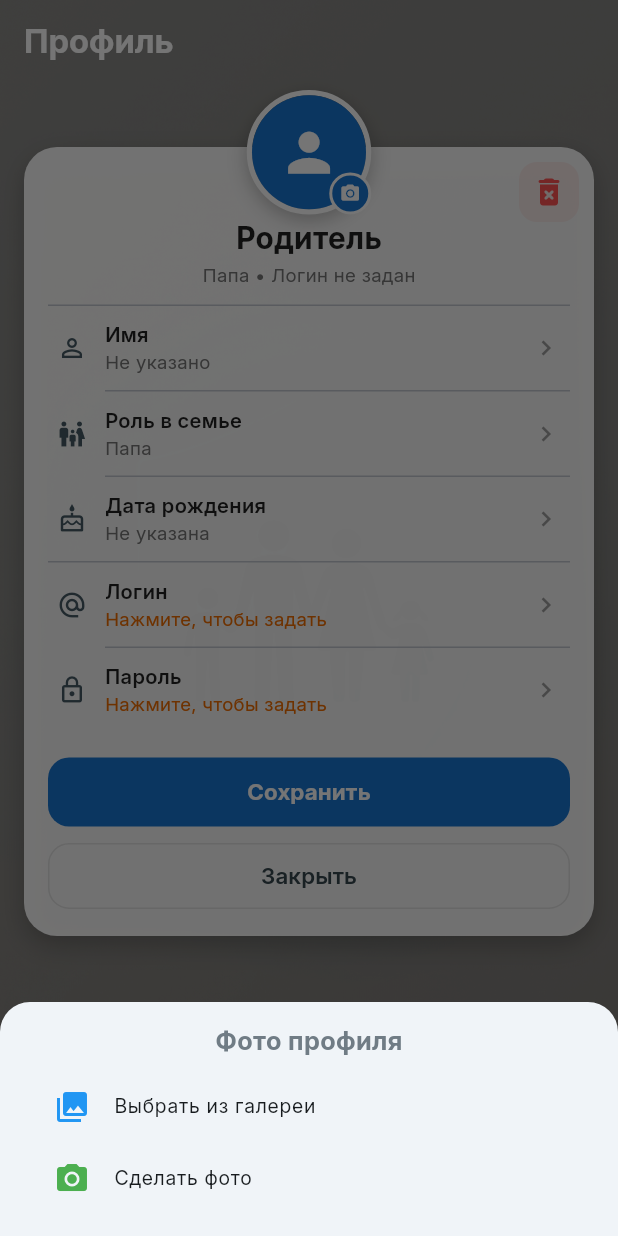
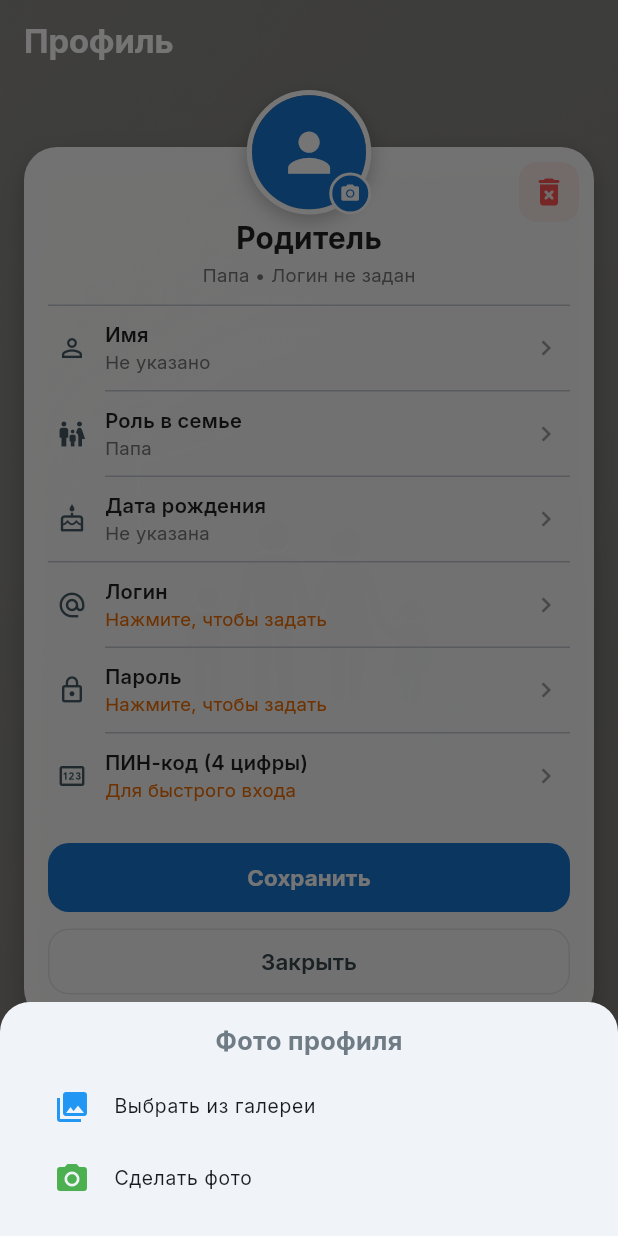
Before and after one commit to Bakston/family_pulse, a Flutter app: the ParentProfileScreen screen opened directly, after a tap on the "person" icon, on a phone screen of 412 x 824 dp. Run offline on Flutter 3.47's test engine with Material 3 defaults, Android fonts, the phone set to English and light mode, and no system bars; our stand-ins replace battery_plus, firebase_auth, firebase_core, firebase_database, flutter_local_notifications, flutter_map and 10 more; missing offline and left inert: device_apps_ng, mobile_scanner; accounts and stored records are empty; network calls fail.

Commit message:
181120262212

```diff
--- /dev/null
+++ b/lib/core/services/parent_security_service.dart
@@ -0,0 +1,80 @@
+import 'package:flutter/services.dart';
+import 'package:local_auth/local_auth.dart';
+import 'package:shared_preferences/shared_preferences.dart';
+
+class ParentSecurityService {
+  static const String _pinKey = 'parent_security_pin';
+  static const String _biometricEnabledKey = 'parent_biometric_enabled';
+
+  static final LocalAuthentication _auth = LocalAuthentication();
+
+  /// Флаг живёт только в оперативной памяти: при смахивании приложения
+  /// процесс убивается, и при следующем запуске флаг снова равен false.
+  static bool isSessionUnlocked = false;
+
+  static Future<bool> hasPin() async {
+    final prefs = await SharedPreferences.getInstance();
+    final pin = prefs.getString(_pinKey);
+    return pin != null && pin.length == 4;
+  }
+
+  static Future<void> savePin(String pin) async {
+    final prefs = await SharedPreferences.getInstance();
+    await prefs.setString(_pinKey, pin);
+    isSessionUnlocked = true;
+  }
+
+  static Future<bool> verifyPin(String inputPin) async {
+    final prefs = await SharedPreferences.getInstance();
+    final savedPin = prefs.getString(_pinKey);
+    if (savedPin != null && savedPin == inputPin) {
+      isSessionUnlocked = true;
+      return true;
+    }
+    return false;
+  }
+
+  static Future<void> clearPin() async {
+    final prefs = await SharedPreferences.getInstance();
+    await prefs.remove(_pinKey);
+    isSessionUnlocked = false;
+  }
+
+  static Future<bool> isBiometricAvailable() async {
+    try {
+      final canCheck = await _auth.canCheckBiometrics;
+      final isSupported = await _auth.isDeviceSupported();
+      return canCheck && isSupported;
+    } on PlatformException {
+      return false;
+    }
+  }
+
+  static Future<bool> isBiometricEnabled() async {
+    final prefs = await SharedPreferences.getInstance();
+    return prefs.getBool(_biometricEnabledKey) ?? true;
+  }
+
+  static Future<void> setBiometricEnabled(bool value) async {
+    final prefs = await SharedPreferences.getInstance();
+    await prefs.setBool(_biometricEnabledKey, value);
+  }
+
+  static Future<bool> authenticateWithBiometrics() async {
+    try {
+      final didAuthenticate = await _auth.authenticate(
+        localizedReason: 'Подтвердите личность для входа в панель родителя',
+        options: const AuthenticationOptions(
+          stickyAuth: true,
+          biometricOnly: true,
+        ),
+      );
+      if (didAuthenticate) {
+        isSessionUnlocked = true;
+      }
+      return didAuthenticate;
+    } on PlatformException {
+      return false;
+    }
+  }
+}
--- a/lib/parent/screens/parent_panel_screen.dart
+++ b/lib/parent/screens/parent_panel_screen.dart
@@ -18,6 +18,7 @@ import '../../core/app_theme.dart';
 import '../../core/services/chat_notification_service.dart';
 import '../../core/services/family_chat_service.dart';
 import '../../core/services/github_update_service.dart';
+import '../../core/services/parent_security_service.dart';
 import '../../features/widgets/app_version_widget.dart';
 import '../../features/widgets/user_avatar_widget.dart';
 
@@ -654,6 +655,7 @@ class _ParentPanelScreenState extends State<ParentPanelScreen>
   Future<void> _performLogout() async {
     await ChatNotificationService.stopListening();
     await _updateMyPresence(isOnline: false);
+    ParentSecurityService.isSessionUnlocked = false;
 
     final prefs = await SharedPreferences.getInstance();
     if (_currentUid.isNotEmpty) {
--- a/lib/parent/screens/parent_profile_screen.dart
+++ b/lib/parent/screens/parent_profile_screen.dart
@@ -3,6 +3,7 @@ import 'package:firebase_database/firebase_database.dart';
 import 'package:shared_preferences/shared_preferences.dart';
 
 import '../../core/app_theme.dart';
+import '../../core/services/parent_security_service.dart';
 import '../../features/auth/initial_session_wrapper.dart';
 import '../../features/widgets/profile_editor_card.dart';
 
@@ -25,7 +26,9 @@ class _ParentProfileScreenState extends State<ParentProfileScreen> {
   String _savedDbPassword = '';
   String _pin = '';
   String _avatarHash = '';
-  bool _hasPinInDb = false;
+
+  bool _isBioSupported = false;
+  bool _isBioEnabled = true;
 
   bool _isLoading = true;
   bool _isSaving = false;
@@ -46,8 +49,9 @@ class _ParentProfileScreenState extends State<ParentProfileScreen> {
     String avatarHash = prefs.getString('user_avatar_hash') ?? '';
     String login = '';
     String password = '';
-    String pin = prefs.getString('saved_device_pin') ?? '';
-    bool hasPin = pin.isNotEmpty;
+    String pin = prefs.getString('parent_security_pin') ??
+        prefs.getString('saved_device_pin') ??
+        '';
 
     if (uid.isNotEmpty) {
       try {
@@ -61,15 +65,23 @@ class _ParentProfileScreenState extends State<ParentProfileScreen> {
           login = data['login']?.toString() ?? '';
           password = data['password']?.toString() ?? '';
           avatarHash = data['avatarHash']?.toString() ?? avatarHash;
-          if (data.containsKey('pin')) {
-            hasPin = true;
-            pin = data['pin']?.toString() ?? pin;
+          final dbPin = data['pin']?.toString() ?? '';
+          if (dbPin.isNotEmpty) {
+            pin = dbPin;
           }
         }
       } catch (e) {
         debugPrint('Ошибка загрузки профиля из БД: $e');
       }
     }
+
+    // Синхронизируем ПИН в сервис блокировки, если он уже был задан в БД
+    if (pin.length == 4) {
+      await ParentSecurityService.savePin(pin);
+    }
+
+    final bioSupported = await ParentSecurityService.isBiometricAvailable();
+    final bioEnabled = await ParentSecurityService.isBiometricEnabled();
 
     if (!mounted) return;
     setState(() {
@@ -81,14 +93,27 @@ class _ParentProfileScreenState extends State<ParentProfileScreen> {
       _password = password;
       _savedDbPassword = password;
       _pin = pin;
-      _hasPinInDb = hasPin;
       _avatarHash = avatarHash;
+      _isBioSupported = bioSupported;
+      _isBioEnabled = bioEnabled;
       _isLoading = false;
     });
   }
 
   Future<void> _saveProfile() async {
     if (_uid.isEmpty) return;
+
+    final cleanPin = _pin.trim();
+    if (cleanPin.isNotEmpty &&
+        (cleanPin.length != 4 || int.tryParse(cleanPin) == null)) {
+      ScaffoldMessenger.of(context).showSnackBar(
+        const SnackBar(
+          content: Text('ПИН-код должен состоять ровно из 4 цифр'),
+        ),
+      );
+      return;
+    }
+
     setState(() => _isSaving = true);
 
     try {
@@ -99,10 +124,8 @@ class _ParentProfileScreenState extends State<ParentProfileScreen> {
         'login': _login.trim(),
         'password': _password.trim(),
         'avatarHash': _avatarHash,
+        'pin': cleanPin.isNotEmpty ? cleanPin : null,
       };
-      if (_hasPinInDb) {
-        updateMap['pin'] = _pin.trim();
-      }
 
       await FirebaseDatabase.instance.ref('users/$_uid').update(updateMap);
 
@@ -113,11 +136,15 @@ class _ParentProfileScreenState extends State<ParentProfileScreen> {
       await prefs.setString('user_avatar_hash', _avatarHash);
       await prefs.setString('saved_device_uid', _uid);
 
-      if (_hasPinInDb && _pin.trim().isNotEmpty) {
-        await prefs.setString('saved_device_pin', _pin.trim());
+      if (cleanPin.isNotEmpty) {
+        await prefs.setString('saved_device_pin', cleanPin);
+        await ParentSecurityService.savePin(cleanPin);
       } else {
         await prefs.remove('saved_device_pin');
+        await ParentSecurityService.clearPin();
       }
+
+      await ParentSecurityService.setBiometricEnabled(_isBioEnabled);
 
       if (!mounted) return;
       ScaffoldMessenger.of(context).showSnackBar(
@@ -242,6 +269,7 @@ class _ParentProfileScreenState extends State<ParentProfileScreen> {
       await prefs.remove('parent_profile_ready_$_uid');
     }
 
+    await ParentSecurityService.clearPin();
     await prefs.remove('user_type');
     await prefs.remove('user_uid');
     await prefs.remove('user_name');
@@ -297,7 +325,41 @@ class _ParentProfileScreenState extends State<ParentProfileScreen> {
               : SafeArea(
                   child: SingleChildScrollView(
                     padding: const EdgeInsets.fromLTRB(16, 4, 16, 20),
-                    child: ProfileEditorCard(
+                    child: Column(
+                      children: [
+                        if (_isBioSupported) ...[
+                          Card(
+                            elevation: 4,
+                            color: Colors.white.withValues(alpha: 0.92),
+                            shape: RoundedRectangleBorder(
+                              borderRadius: BorderRadius.circular(16),
+                            ),
+                            child: SwitchListTile.adaptive(
+                              value: _isBioEnabled,
+                              onChanged: (val) =>
+                                  setState(() => _isBioEnabled = val),
+                              secondary: Icon(
+                                Icons.fingerprint,
+                                color: Colors.blue.shade700,
+                                size: 28,
+                              ),
+                              title: const Text(
+                                'Вход по отпечатку / Face ID',
+                                style: TextStyle(
+                                  fontWeight: FontWeight.w600,
+                                  fontSize: 15,
+                                ),
+                              ),
+                              subtitle: const Text(
+                                'Быстрая разблокировка родительской панели',
+                                style: TextStyle(fontSize: 12),
+                              ),
+                              activeTrackColor: Colors.blue.shade700,
+                            ),
+                          ),
+                          const SizedBox(height: 10),
+                        ],
+                        ProfileEditorCard(
                           name: _name,
                           role: _role,
                           birthDate: _birthDate,
@@ -305,7 +367,7 @@ class _ParentProfileScreenState extends State<ParentProfileScreen> {
                           password: _password,
                           pin: _pin,
                           avatarHash: _avatarHash,
-                      showPinField: _hasPinInDb,
+                          showPinField: true,
                           availableRoles: const ['Мама', 'Папа'],
                           defaultDisplayName: 'Родитель',
                           fallbackAvatarIcon: Icons.person,
@@ -316,14 +378,19 @@ class _ParentProfileScreenState extends State<ParentProfileScreen> {
                           isSaving: _isSaving,
                           onNameChanged: (v) => setState(() => _name = v),
                           onRoleChanged: (v) => setState(() => _role = v),
-                      onBirthDateChanged: (v) => setState(() => _birthDate = v),
+                          onBirthDateChanged: (v) =>
+                              setState(() => _birthDate = v),
                           onLoginChanged: (v) => setState(() => _login = v),
-                      onPasswordChanged: (v) => setState(() => _password = v),
+                          onPasswordChanged: (v) =>
+                              setState(() => _password = v),
                           onPinChanged: (v) => setState(() => _pin = v),
-                      onAvatarChanged: (v) => setState(() => _avatarHash = v),
+                          onAvatarChanged: (v) =>
+                              setState(() => _avatarHash = v),
                           onSave: _saveProfile,
                           onClose: () => Navigator.pop(context),
                           onDelete: _confirmDeleteProfileWithPassword,
+                        ),
+                      ],
                     ),
                   ),
                 ),
```
Also changed, not shown: lib/features/auth/initial_session_wrapper.dart (+23 -5 lines), lib/main.dart (+32 -1 lines), lib/parent/screens/parent_lock_screen.dart (added, +252 -0 lines), pubspec.lock, 6 other files. Lines whose indentation alone changed are shown as unchanged.
